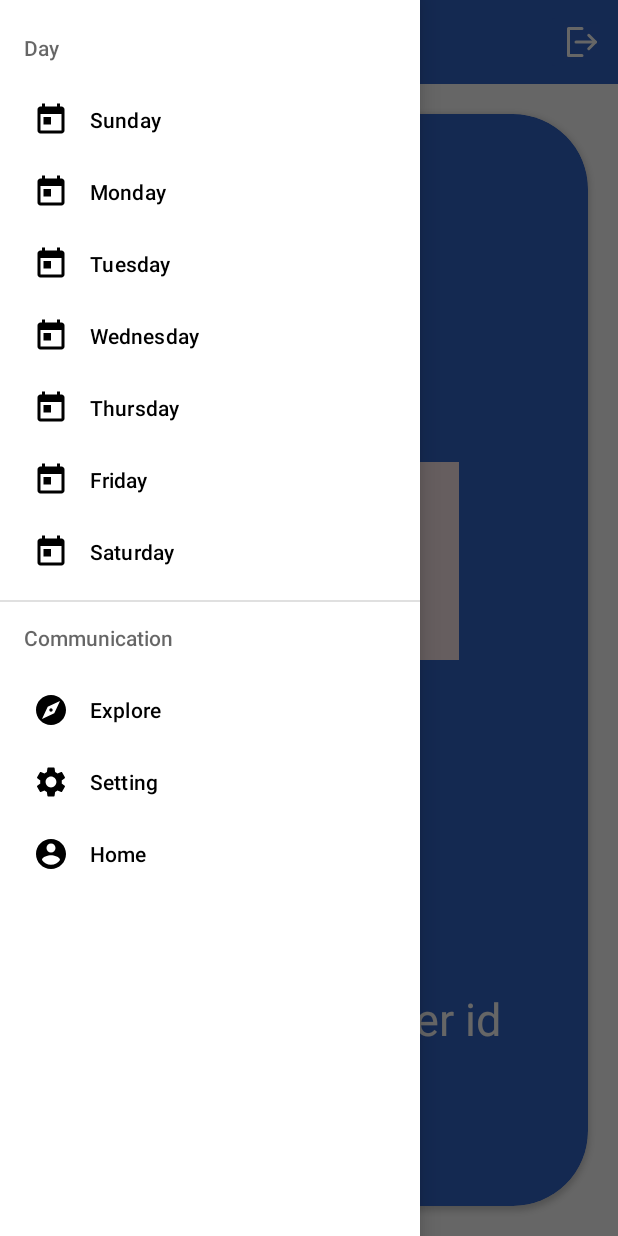
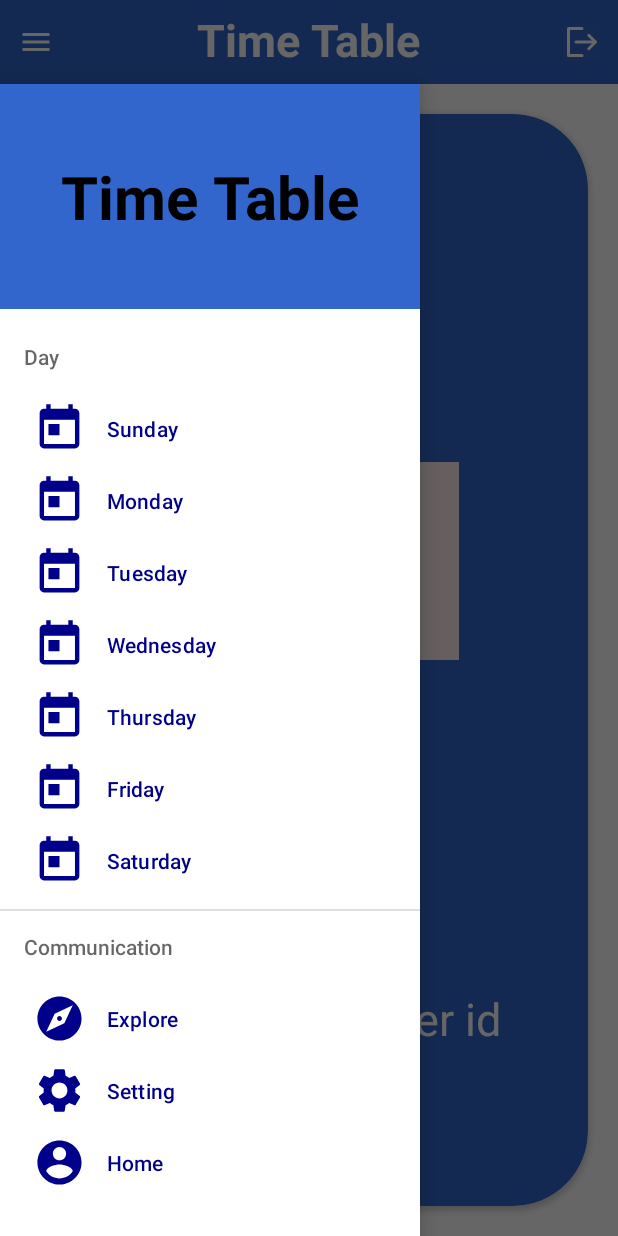
Before and after one commit to adisingh925/timetable-app, an Android app: the MainActivity screen opened directly, with no data from a screen before it, with the side drawer open, on a phone screen of 412 x 824 dp. Run offline under Robolectric (Android 15) with nearby library versions, the phone set to English and light mode, and no system bars; our stand-ins replace Firebase (no records; nobody signed in at launch, a user with empty details on screens opened directly), navigation-ui; libraries missing offline, so code that uses them is left out: com.karumi.dexter; pictures from the network do not load.

```diff
--- a/app/src/main/res/layout/activity_main.xml
+++ b/app/src/main/res/layout/activity_main.xml
@@ -75,7 +75,12 @@
         android:id = "@+id/navigationview"
         android:layout_width="wrap_content"
         android:layout_height="match_parent"
+        android:layout_marginTop="?actionBarSize"
         android:layout_gravity = "start"
+        app:itemTextColor="#00008B"
+        app:itemIconTint="#00008B"
+        app:itemIconSize="35dp"
+        app:headerLayout="@layout/navheader"
         app:menu = "@menu/menu"/>
 
 </androidx.drawerlayout.widget.DrawerLayout>
--- /dev/null
+++ b/app/src/main/res/layout/navheader.xml
@@ -0,0 +1,20 @@
+<?xml version="1.0" encoding="utf-8"?>
+<androidx.constraintlayout.widget.ConstraintLayout xmlns:android="http://schemas.android.com/apk/res/android"
+    android:layout_width="match_parent"
+    android:layout_height="150dp"
+    android:background="#3366CC"
+    xmlns:app="http://schemas.android.com/apk/res-auto">
+
+    <TextView
+        android:layout_width="wrap_content"
+        android:layout_height="wrap_content"
+        android:text="Time Table"
+        android:textColor="@color/black"
+        android:textStyle="bold"
+        android:textSize="40dp"
+        app:layout_constraintTop_toTopOf="parent"
+        app:layout_constraintRight_toRightOf="parent"
+        app:layout_constraintLeft_toLeftOf="parent"
+        app:layout_constraintBottom_toBottomOf="parent"/>
+
+</androidx.constraintlayout.widget.ConstraintLayout>
```
